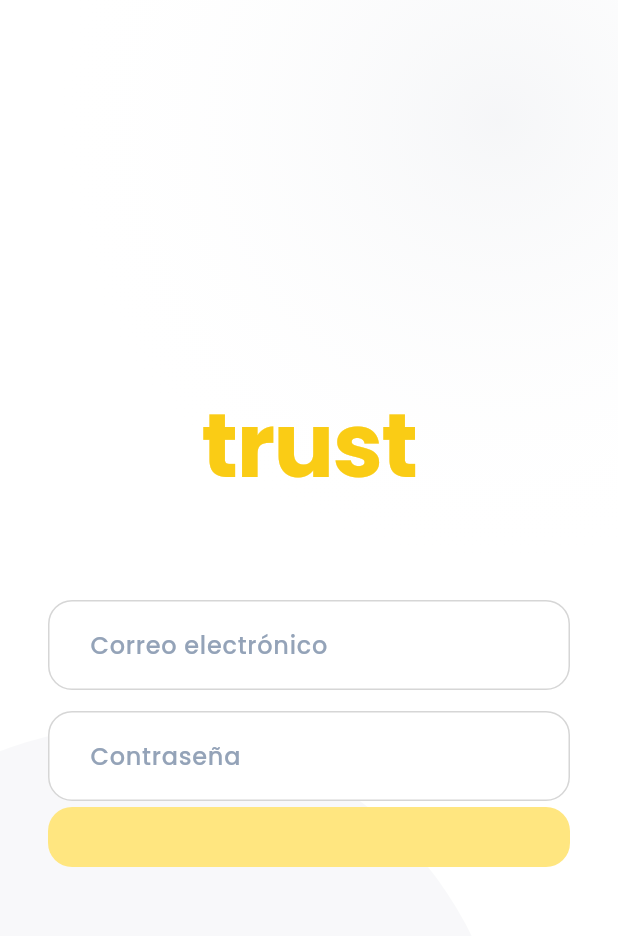
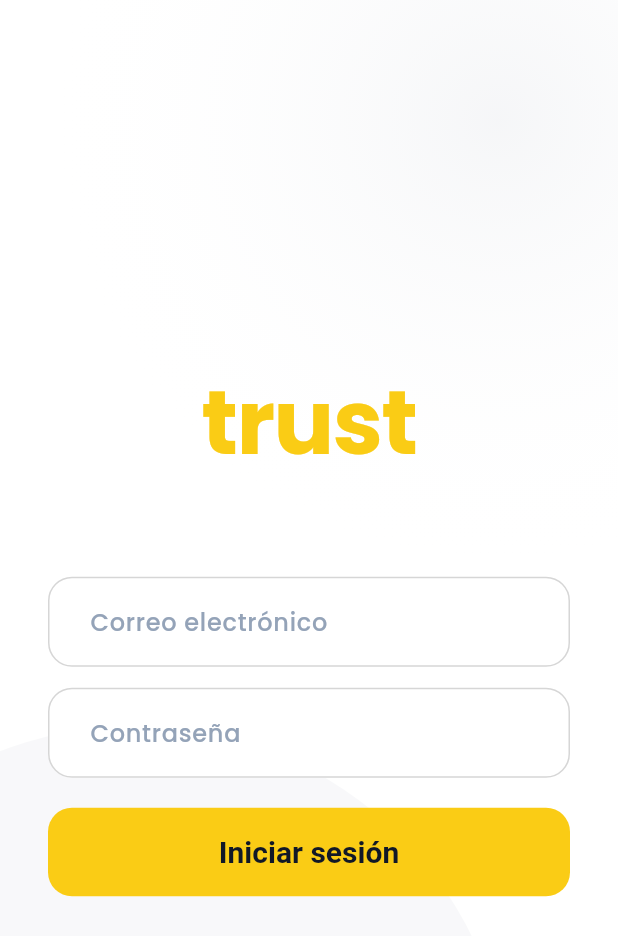
Before and after one commit to soyesperoni/trust, a Flutter app: the screen it shows after launch, on a phone screen of 412 x 824 dp. Shown: the top 936 px of the screen. Run offline on Flutter 3.47's test engine with Material 3 defaults, Android fonts, the phone set to English and light mode, and no system bars; our stand-ins replace camera, flutter_image_compress, flutter_map, geolocator, google_fonts, latlong2 and 4 more; missing offline and left inert: video_compress.

Commit message:
Fix login screen form structure and submit button wiring

```diff
--- a/flutter/lib/src/screens/login_screen.dart
+++ b/flutter/lib/src/screens/login_screen.dart
@@ -147,9 +147,6 @@ class _LoginScreenState extends State<LoginScreen> {
                           ),
                         ),
                         const SizedBox(height: 60),
-                        Column(
-                          crossAxisAlignment: CrossAxisAlignment.stretch,
-                          children: [
                         TextFormField(
                             controller: _emailController,
                             keyboardType: TextInputType.emailAddress,
@@ -214,7 +211,9 @@ class _LoginScreenState extends State<LoginScreen> {
                               return null;
                             },
                           ),
+                        const SizedBox(height: 20),
                         FilledButton(
+                          onPressed: _isSubmitting ? null : _submit,
                           style: FilledButton.styleFrom(
                             backgroundColor: primary,
                             disabledBackgroundColor: const Color(0xFFFFE680),
@@ -226,9 +225,18 @@ class _LoginScreenState extends State<LoginScreen> {
                               fontWeight: FontWeight.w600,
                             ),
                           ),
+                          child: _isSubmitting
+                              ? const SizedBox(
+                                  width: 24,
+                                  height: 24,
+                                  child: CircularProgressIndicator(
+                                    strokeWidth: 2.5,
+                                    valueColor: AlwaysStoppedAnimation<Color>(Color(0xFF111827)),
+                                  ),
+                                )
+                              : const Text('Iniciar sesión'),
                         ),
                         const SizedBox(height: 12),
-                        ],
                         ],
                     ),
                   ),
```
Lines whose indentation alone changed are shown as unchanged.
